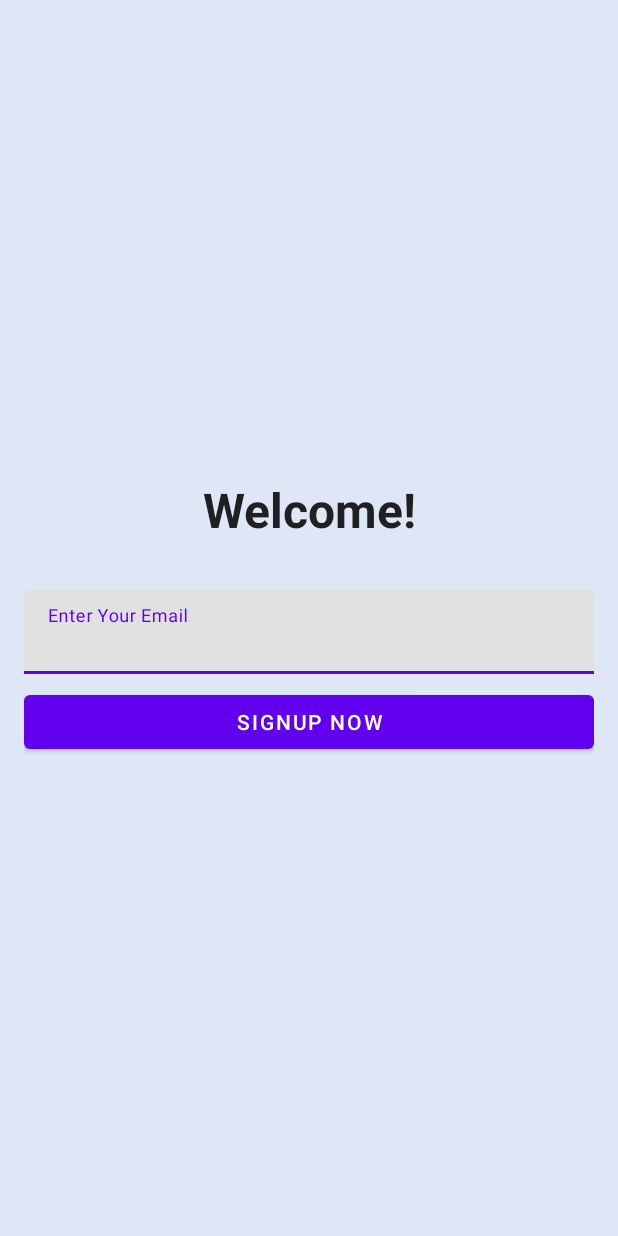
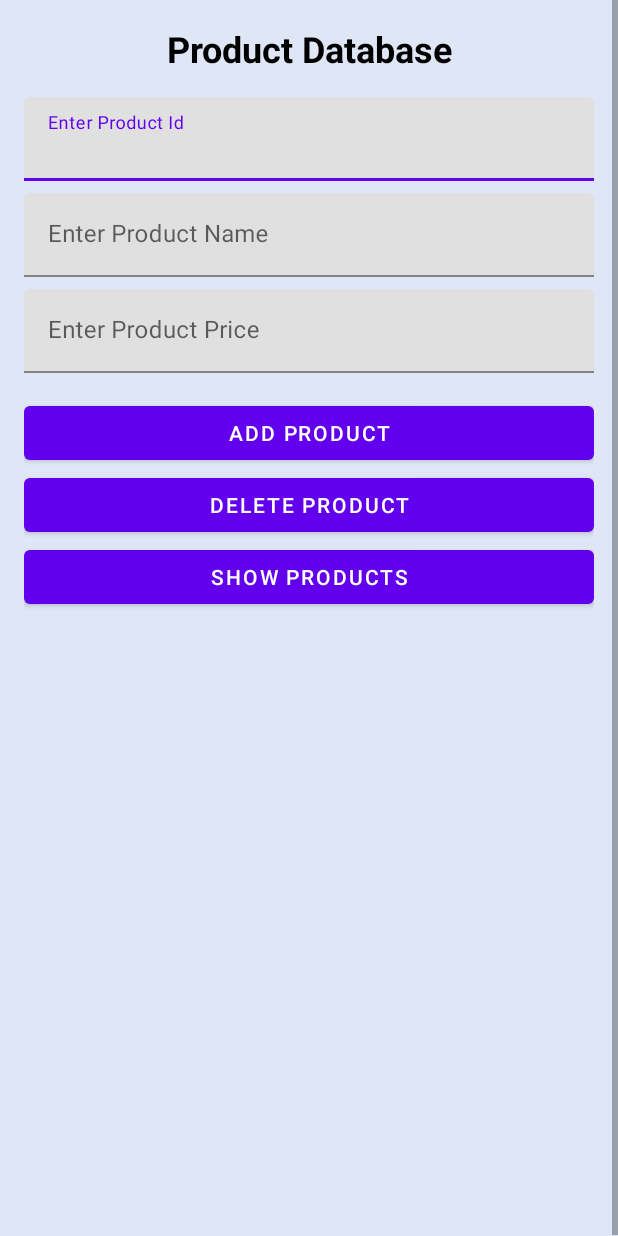
Before and after one commit to NiteshD1/AndroidConceptWithKotlin, an Android app: the layout activity_main.xml on its own in the app's theme, with its tools: preview values and no code run, on a phone screen of 412 x 824 dp. Run offline under Robolectric (Android 15) with nearby library versions, the light colour scheme and no system bars.

Commit message:
Changes Done

```diff
--- a/app/src/main/AndroidManifest.xml
+++ b/app/src/main/AndroidManifest.xml
@@ -17,7 +17,6 @@ xmlns:tools="http://schemas.android.com/tools">
     android:supportsRtl="true"
     android:theme="@style/Theme.AndroidConceptWithKotlin"
     tools:targetApi="31">
-    <activity android:name=".DashBoardActivity"/>
     <activity
         android:name=".MainActivity"
         android:exported="true">
--- a/app/src/main/res/layout/activity_main.xml
+++ b/app/src/main/res/layout/activity_main.xml
@@ -24,29 +24,92 @@
         <TextView
             android:layout_width="match_parent"
             android:layout_height="wrap_content"
-            android:text="@string/welcome"
-            android:textSize="32sp"
-            android:textColor="@color/grey"
+            android:id="@+id/textView"
             android:textStyle="bold"
-            android:textAlignment="center"/>
+            android:layout_marginTop="16dp"
+            android:text="Product Database"
+            android:textColor="@color/black"
+            android:gravity="center"
+            android:textSize="24sp"
+            />
 
         <com.google.android.material.textfield.TextInputLayout
             android:layout_width="match_parent"
             android:layout_height="wrap_content"
-            android:layout_marginTop="32dp">
+            android:layout_marginTop="16dp">
             <com.google.android.material.textfield.TextInputEditText
                 android:layout_width="match_parent"
                 android:layout_height="wrap_content"
-                android:id="@+id/editTextEmail"
-                android:hint="Enter Your Email"/>
+                android:id="@+id/editTextId"
+                android:hint="Enter Product Id"/>
+        </com.google.android.material.textfield.TextInputLayout>
+
+        <com.google.android.material.textfield.TextInputLayout
+            android:layout_width="match_parent"
+            android:layout_height="wrap_content"
+            android:layout_marginTop="8dp">
+            <com.google.android.material.textfield.TextInputEditText
+                android:layout_width="match_parent"
+                android:layout_height="wrap_content"
+                android:id="@+id/editTextName"
+                android:hint="Enter Product Name"/>
+        </com.google.android.material.textfield.TextInputLayout>
+
+        <com.google.android.material.textfield.TextInputLayout
+            android:layout_width="match_parent"
+            android:layout_height="wrap_content"
+            android:layout_marginTop="8dp">
+            <com.google.android.material.textfield.TextInputEditText
+                android:layout_width="match_parent"
+                android:layout_height="wrap_content"
+                android:id="@+id/editTextPrice"
+                android:hint="Enter Product Price"/>
         </com.google.android.material.textfield.TextInputLayout>
 
         <Button
+            android:id="@+id/buttonAddProduct"
             android:layout_width="match_parent"
             android:layout_height="wrap_content"
-            android:text="SignUp Now"
-            android:id="@+id/buttonSignup"
-            android:layout_marginTop="8dp"/>
+            android:layout_marginTop="16dp"
+            android:text="Add Product"
+            android:textColor="@color/white"
+            app:layout_constraintBottom_toBottomOf="parent"
+            app:layout_constraintEnd_toEndOf="parent"
+            app:layout_constraintStart_toStartOf="parent"
+            app:layout_constraintTop_toTopOf="parent"
+            app:layout_constraintVertical_bias="0.23000002" />
+        <Button
+            android:id="@+id/buttonDeleteProducts"
+            android:layout_width="match_parent"
+            android:layout_height="wrap_content"
+            android:visibility="visible"
+            android:text="Delete Product"
+            android:textColor="@color/white"
+            app:layout_constraintBottom_toBottomOf="parent"
+            app:layout_constraintEnd_toEndOf="parent"
+            app:layout_constraintStart_toStartOf="parent"
+            app:layout_constraintTop_toTopOf="parent"
+            app:layout_constraintVertical_bias="0.23000002" />
+
+        <Button
+            android:id="@+id/buttonShowProducts"
+            android:layout_width="match_parent"
+            android:layout_height="wrap_content"
+            android:visibility="visible"
+            android:text="Show Products"
+            android:textColor="@color/white"
+            app:layout_constraintBottom_toBottomOf="parent"
+            app:layout_constraintEnd_toEndOf="parent"
+            app:layout_constraintStart_toStartOf="parent"
+            app:layout_constraintTop_toTopOf="parent"
+            app:layout_constraintVertical_bias="0.23000002" />
+
+        <ListView
+            android:id="@+id/listView"
+            android:visibility="visible"
+            android:layout_marginTop="16dp"
+            android:layout_width="match_parent"
+            android:layout_height="400dp" />
     </LinearLayout>
 
 
```
Also changed, not shown: app/src/main/java/com/android/concept/DashBoardActivity.kt (deleted, +0 -18 lines), app/src/main/java/com/android/concept/MainActivity.kt (+0 -15 lines), app/src/main/res/layout/activity_dash_board.xml (deleted, +0 -40 lines).
